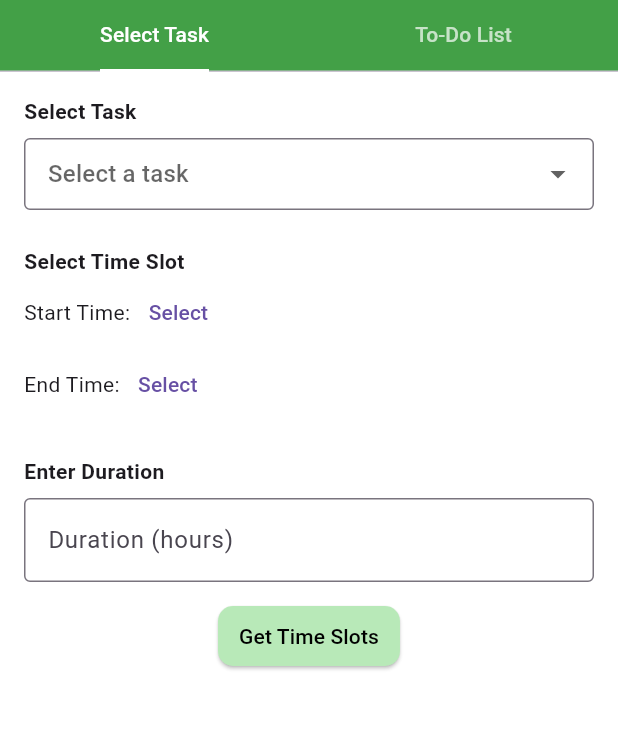
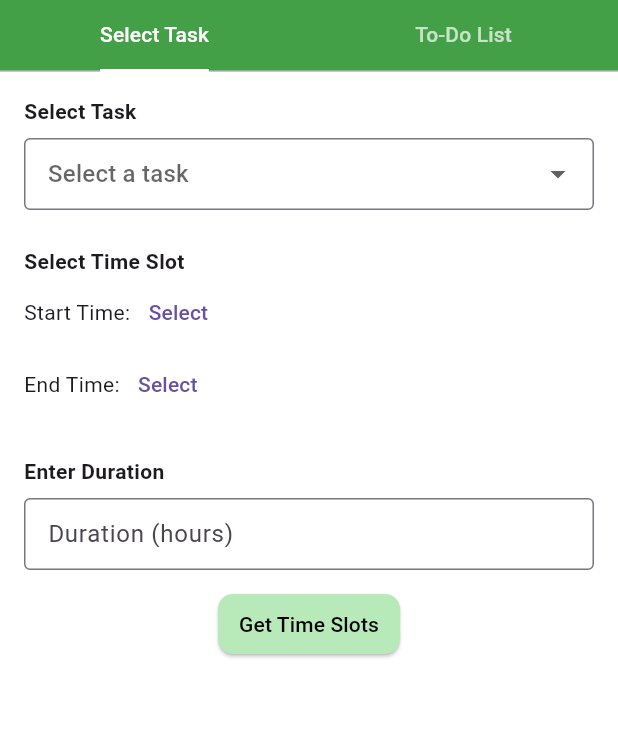
Before and after one commit to SonaGutha/wattznow, a Flutter app: the screen it shows after launch, on a phone screen of 412 x 824 dp, the part 84-814 px from its top. Run offline on Flutter 3.47's test engine with Material 3 defaults, Android fonts, the light colour scheme and no system bars.

Commit message:
ui fixes

```diff
--- a/wattz_now_frontend/lib/views/selection_page.dart
+++ b/wattz_now_frontend/lib/views/selection_page.dart
@@ -271,6 +271,10 @@ class _SelectionPageState extends State<SelectionPage> {
                 decoration: InputDecoration(
                   labelText: 'Duration (hours)',
                   border: OutlineInputBorder(),
+                  contentPadding: EdgeInsets.symmetric(
+                    horizontal: 12,
+                    vertical: 8,
+                  ), // Match with dropdown
                 ),
               ),
 
```
